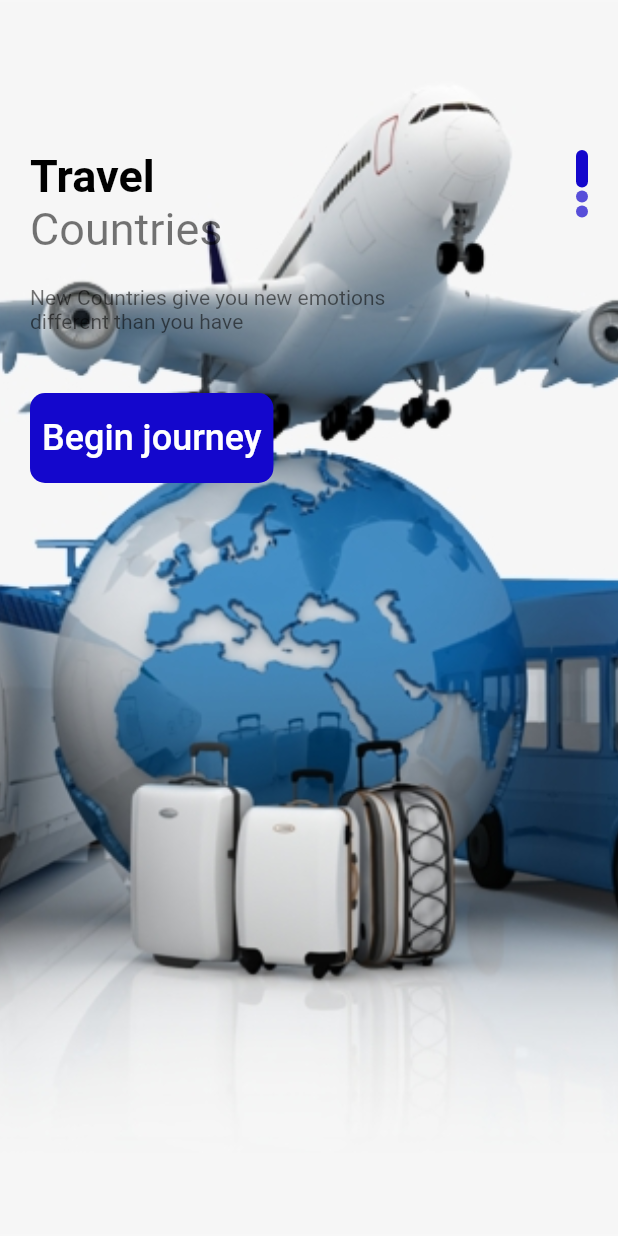
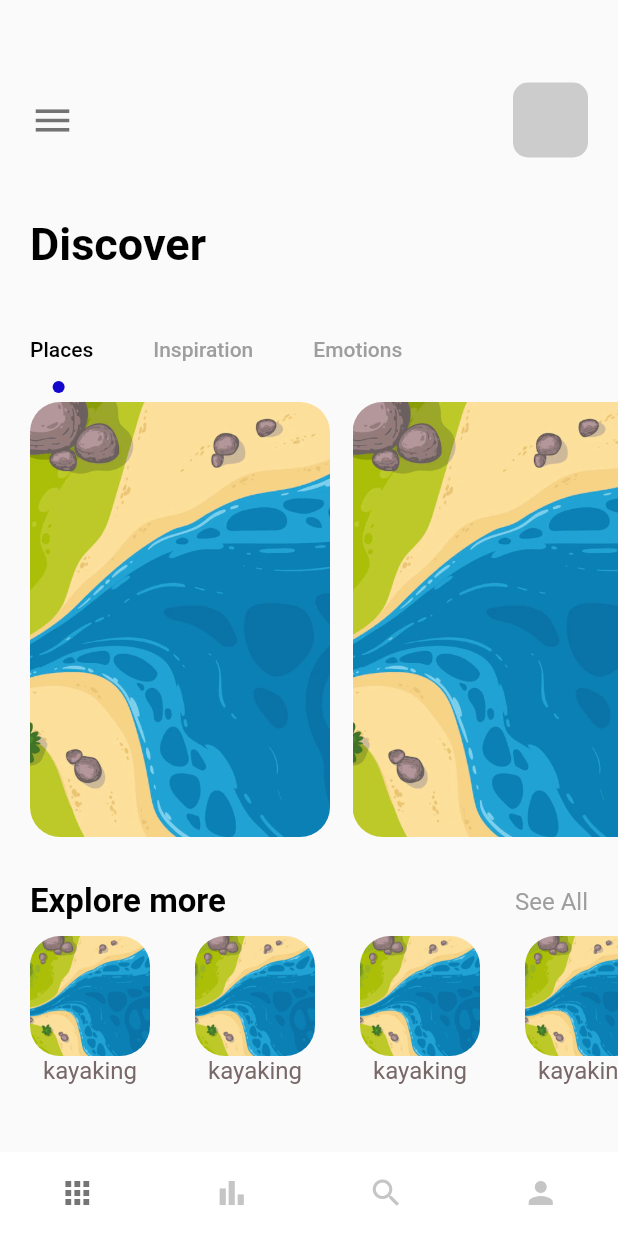
Before and after one commit to PiuPauxD/travel, a Flutter app: the screen it shows after launch, on a phone screen of 412 x 824 dp. Run offline on Flutter 3.47's test engine with Material 2 defaults, Android fonts, the phone set to English and light mode, and no system bars.

Commit message:
home_page commit

```diff
--- a/lib/main.dart
+++ b/lib/main.dart
@@ -1,5 +1,6 @@
 import 'package:flutter/material.dart';
-import 'package:travel/welcome_page.dart';
+import 'navpages/main_page.dart';
+import 'welcome_page.dart';
 
 void main() {
   runApp(
@@ -18,7 +19,7 @@
       theme: ThemeData(
         primarySwatch: Colors.blue,
       ),
-      home: WelcomePage(),
+      home: MainPage(),
     );
   }
 }
--- /dev/null
+++ b/lib/navpages/bar_item_page.dart
@@ -0,0 +1,16 @@
+import 'package:flutter/cupertino.dart';
+
+class BarItemPage extends StatelessWidget {
+  const BarItemPage({super.key});
+
+  @override
+  Widget build(BuildContext context) {
+    return Container(
+      child: Center(
+        child: Text(
+          "Bar Item Page",
+        ),
+      ),
+    );
+  }
+}
--- /dev/null
+++ b/lib/navpages/home_page.dart
@@ -0,0 +1,207 @@
+import 'package:flutter/material.dart';
+import 'package:travel/widgets/app_large_text.dart';
+import 'package:travel/widgets/app_texts.dart';
+
+class HomePage extends StatefulWidget {
+  const HomePage({super.key});
+
+  @override
+  State<HomePage> createState() => _HomePageState();
+}
+
+class _HomePageState extends State<HomePage> with TickerProviderStateMixin {
+  @override
+  Widget build(BuildContext context) {
+    TabController _tabController = TabController(length: 3, vsync: this);
+    return Scaffold(
+      body: Column(
+        crossAxisAlignment: CrossAxisAlignment.start,
+        children: [
+          Container(
+            padding: const EdgeInsets.only(
+              top: 55,
+              left: 20,
+            ),
+            child: Row(
+              children: [
+                Icon(
+                  Icons.menu,
+                  size: 30,
+                  color: Colors.black54,
+                ),
+                Expanded(
+                  child: Container(),
+                ),
+                Container(
+                  margin: const EdgeInsets.only(right: 20),
+                  width: 50,
+                  height: 50,
+                  decoration: BoxDecoration(
+                    borderRadius: BorderRadius.circular(10),
+                    color: Colors.grey.withOpacity(0.5),
+                  ),
+                ),
+              ],
+            ),
+          ),
+          //"Discover" text
+          SizedBox(
+            height: 40,
+          ),
+          Container(
+            margin: const EdgeInsets.only(left: 20),
+            child: AppLargeText(text: "Discover"),
+          ),
+
+          SizedBox(height: 30),
+
+          //tabBar
+          Container(
+            child: Align(
+              alignment: Alignment.centerLeft,
+              child: TabBar(
+                labelPadding: const EdgeInsets.only(left: 20, right: 20),
+                controller: _tabController,
+                labelColor: Colors.black,
+                unselectedLabelColor: Colors.grey,
+                isScrollable: true,
+                indicatorSize: TabBarIndicatorSize.label,
+                indicator: CircleTabIndicator(
+                    color: Color.fromARGB(255, 20, 7, 204), radius: 4),
+                tabs: [
+                  Tab(text: "Places"),
+                  Tab(text: "Inspiration"),
+                  Tab(text: "Emotions"),
+                ],
+              ),
+            ),
+          ),
+          Container(
+            padding: const EdgeInsets.only(left: 20),
+            height: 300,
+            width: double.maxFinite,
+            child: TabBarView(
+              controller: _tabController,
+              children: [
+                ListView.builder(
+                  itemCount: 4,
+                  scrollDirection: Axis.horizontal,
+                  itemBuilder: (BuildContext context, int index) {
+                    return Container(
+                      margin: const EdgeInsets.only(right: 15, top: 10),
+                      width: 200,
+                      height: 300,
+                      decoration: BoxDecoration(
+                        borderRadius: BorderRadius.circular(20),
+                        color: Colors.white,
+                        image: DecorationImage(
+                          image: AssetImage(
+                            "img/river.jpg",
+                          ),
+                          fit: BoxFit.cover,
+                        ),
+                      ),
+                    );
+                  },
+                ),
+                Text("There"),
+                Text("Bye"),
+              ],
+            ),
+          ),
+          SizedBox(
+            height: 30,
+          ),
+          Container(
+            margin: const EdgeInsets.only(left: 20, right: 20),
+            child: Row(
+              mainAxisAlignment: MainAxisAlignment.spaceBetween,
+              children: [
+                AppLargeText(
+                  text: "Explore more",
+                  size: 22,
+                ),
+                AppText(
+                  text: "See All",
+                  color: Colors.grey,
+                ),
+              ],
+            ),
+          ),
+          SizedBox(
+            height: 10,
+          ),
+          Container(
+            height: 100,
+            width: double.maxFinite,
+            margin: const EdgeInsets.only(left: 20),
+            child: ListView.builder(
+              itemCount: 4,
+              scrollDirection: Axis.horizontal,
+              itemBuilder: (_, index) {
+                return Container(
+                  margin: const EdgeInsets.only(right: 30),
+                  child: Column(
+                    children: [
+                      Container(
+                        //margin: const EdgeInsets.only(right: 50),
+                        width: 80,
+                        height: 80,
+                        decoration: BoxDecoration(
+                          borderRadius: BorderRadius.circular(20),
+                          color: Colors.white,
+                          image: DecorationImage(
+                            image: AssetImage(
+                              "img/river.jpg",
+                            ),
+                            fit: BoxFit.cover,
+                          ),
+                        ),
+                      ),
+                      Container(
+                        child: AppText(
+                          text: "kayaking",
+                          color: Color.fromARGB(255, 120, 104, 104),
+                        ),
+                      ),
+                    ],
+                  ),
+                );
+              },
+            ),
+          ),
+        ],
+      ),
+    );
+  }
+}
+
+class CircleTabIndicator extends Decoration {
+  final Color color;
+  double radius;
+  CircleTabIndicator({required this.color, required this.radius});
+
+  @override
+  BoxPainter createBoxPainter([VoidCallback? onChanged]) {
+    // TODO: implement createBoxPainter
+    return _CirclePainter(color: color, radius: radius);
+  }
+}
+
+class _CirclePainter extends BoxPainter {
+  final Color color;
+  double radius;
+  _CirclePainter({required this.color, required this.radius});
+
+  @override
+  void paint(Canvas canvas, Offset offset, ImageConfiguration configuration) {
+    Paint _paint = Paint();
+    _paint.color = color;
+    _paint.isAntiAlias = true;
+    final Offset circleOffset = Offset(
+        configuration.size!.width / 2 - radius / 2, configuration.size!.height);
+
+    canvas.drawCircle(offset + circleOffset, radius, _paint);
+    // TODO: implement paint
+  }
+}
--- /dev/null
+++ b/lib/navpages/main_page.dart
@@ -0,0 +1,68 @@
+import 'package:flutter/material.dart';
+import 'package:travel/navpages/bar_item_page.dart';
+import 'package:travel/navpages/my_page.dart';
+import 'package:travel/navpages/search_page.dart';
+import 'home_page.dart';
+
+class MainPage extends StatefulWidget {
+  const MainPage({super.key});
+
+  @override
+  State<MainPage> createState() => _MainPageState();
+}
+
+class _MainPageState extends State<MainPage> {
+  List pages = [
+    HomePage(),
+    BarItemPage(),
+    SearchPage(),
+    MyPage(),
+  ];
+
+  int currentIndex = 0;
+
+  void onTap(int index) {
+    setState(() {
+      currentIndex = index;
+    });
+  }
+
+  @override
+  Widget build(BuildContext context) {
+    return Scaffold(
+      backgroundColor: Colors.white,
+      body: pages[currentIndex],
+      bottomNavigationBar: BottomNavigationBar(
+        unselectedFontSize: 0,
+        selectedFontSize: 0,
+        type: BottomNavigationBarType.fixed,
+        backgroundColor: Colors.white,
+        onTap: onTap,
+        currentIndex: currentIndex,
+        selectedItemColor: Colors.black54,
+        unselectedItemColor: Colors.grey.withOpacity(0.6),
+        showSelectedLabels: false,
+        showUnselectedLabels: false,
+        elevation: 0,
+        items: [
+          BottomNavigationBarItem(
+            label: "Home",
+            icon: Icon(Icons.apps),
+          ),
+          BottomNavigationBarItem(
+            label: "Bar",
+            icon: Icon(Icons.bar_chart_sharp),
+          ),
+          BottomNavigationBarItem(
+            label: "Search",
+            icon: Icon(Icons.search),
+          ),
+          BottomNavigationBarItem(
+            label: "My",
+            icon: Icon(Icons.person),
+          ),
+        ],
+      ),
+    );
+  }
+}
--- /dev/null
+++ b/lib/navpages/my_page.dart
@@ -0,0 +1,18 @@
+import 'package:flutter/cupertino.dart';
+import 'package:flutter/src/widgets/container.dart';
+import 'package:flutter/src/widgets/framework.dart';
+
+class MyPage extends StatelessWidget {
+  const MyPage({super.key});
+
+  @override
+  Widget build(BuildContext context) {
+    return Container(
+      child: Center(
+        child: Text(
+          "My Page",
+        ),
+      ),
+    );
+  }
+}
--- /dev/null
+++ b/lib/navpages/search_page.dart
@@ -0,0 +1,16 @@
+import 'package:flutter/cupertino.dart';
+
+class SearchPage extends StatelessWidget {
+  const SearchPage({super.key});
+
+  @override
+  Widget build(BuildContext context) {
+    return Container(
+      child: Center(
+        child: Text(
+          "Search Page",
+        ),
+      ),
+    );
+  }
+}
--- a/lib/welcome_page.dart
+++ b/lib/welcome_page.dart
@@ -1,10 +1,7 @@
-import 'package:flutter/cupertino.dart';
 import 'package:flutter/material.dart';
-import 'package:flutter/src/widgets/container.dart';
-import 'package:flutter/src/widgets/framework.dart';
 import 'package:travel/widgets/app_large_text.dart';
 import 'package:travel/widgets/app_texts.dart';
-import 'package:travel/widgets/responsive_buttin.dart';
+import 'package:travel/widgets/responsive_button.dart';
 
 class WelcomePage extends StatefulWidget {
   const WelcomePage({super.key});
@@ -37,22 +34,32 @@
     "Places where you will get new ideas anp power of life",
   ];
 
+  var index;
+
   @override
   Widget build(BuildContext context) {
     return Scaffold(
-      body: PageView.builder(
+      body: Stack(
+        children: <Widget>[
+          PageView.builder(
             scrollDirection: Axis.vertical,
             itemCount: images.length,
+            onPageChanged: (value) => setState(
+              () {
+                index = value;
+              },
+            ),
             itemBuilder: (_, index) {
               return Container(
                 width: double.maxFinite,
                 height: double.maxFinite,
                 decoration: BoxDecoration(
                   image: DecorationImage(
+                    alignment: Alignment.bottomCenter,
                     image: AssetImage(
                       "img/" + images[index],
                     ),
-                fit: BoxFit.cover,
+                    fit: BoxFit.contain,
                   ),
                 ),
                 child: Container(
@@ -84,7 +91,16 @@
                           ResponsiveButton(),
                         ],
                       ),
-                  Column(
+                    ],
+                  ),
+                ),
+              );
+            },
+          ),
+          Positioned(
+            right: 30,
+            top: 100,
+            child: Column(
               children: List.generate(
                 3,
                 (indexDots) {
@@ -96,18 +112,14 @@
                       borderRadius: BorderRadius.circular(8),
                       color: index == indexDots
                           ? Color.fromARGB(255, 20, 7, 204)
-                                : Color.fromARGB(255, 20, 7, 204)
-                                    .withOpacity(0.7),
+                          : Color.fromARGB(255, 20, 7, 204).withOpacity(0.7),
                     ),
                   );
                 },
               ),
-                  )
-                ],
             ),
           ),
-          );
-        },
+        ],
       ),
     );
   }
```
Also changed, not shown: img/river.jpg (added), lib/widgets/responsive_button.dart (renamed from lib/widgets/responsive_buttin.dart). Lines whose indentation alone changed are shown as unchanged.
